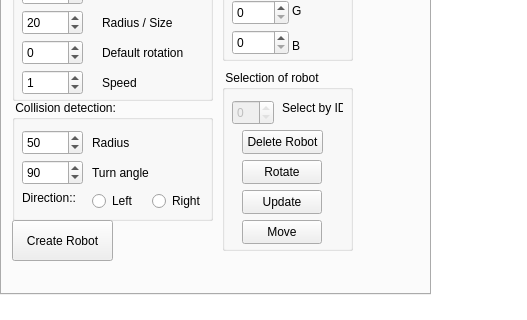
First picture: the form in mainwindow.ui, repository denis-fekete/icp_project, before the edit; both pictures show x 0 to 527 and y 146 to 466 of the 1000 by 600 pixel window.
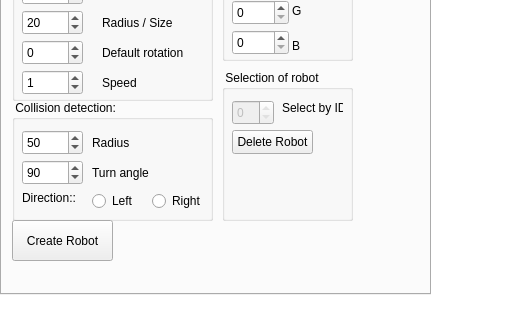
Second picture: the form after the edit. The open tabs and pages were chosen to show the change.

What changed in the file:
```diff
--- a/mainwindow.ui
+++ b/mainwindow.ui
@@ -517,7 +517,7 @@
         <x>220</x>
         <y>160</y>
         <width>131</width>
-        <height>181</height>
+        <height>151</height>
        </rect>
       </property>
       <property name="title">
@@ -555,7 +555,7 @@
       <widget class="QPushButton" name="btnDeleteRobot">
        <property name="geometry">
         <rect>
-         <x>20</x>
+         <x>10</x>
          <y>60</y>
          <width>81</width>
          <height>24</height>
@@ -565,45 +565,6 @@
         <string>Delete Robot</string>
        </property>
       </widget>
-      <widget class="QPushButton" name="btnTest_2">
-       <property name="geometry">
-        <rect>
-         <x>20</x>
-         <y>90</y>
-         <width>80</width>
-         <height>24</height>
-        </rect>
-       </property>
-       <property name="text">
-        <string>Rotate</string>
-       </property>
-      </widget>
-      <widget class="QPushButton" name="btn_update_info">
-       <property name="geometry">
-        <rect>
-         <x>20</x>
-         <y>120</y>
-         <width>80</width>
-         <height>24</height>
-        </rect>
-       </property>
-       <property name="text">
-        <string>Update</string>
-       </property>
-      </widget>
-      <widget class="QPushButton" name="btnTest">
-       <property name="geometry">
-        <rect>
-         <x>20</x>
-         <y>150</y>
-         <width>80</width>
-         <height>24</height>
-        </rect>
-       </property>
-       <property name="text">
-        <string>Move</string>
-       </property>
-      </widget>
      </widget>
      <widget class="QGroupBox" name="groupBox_8">
       <property name="geometry">
```
Left out of the diff: 2 changed lines with no effect on the pictures.
